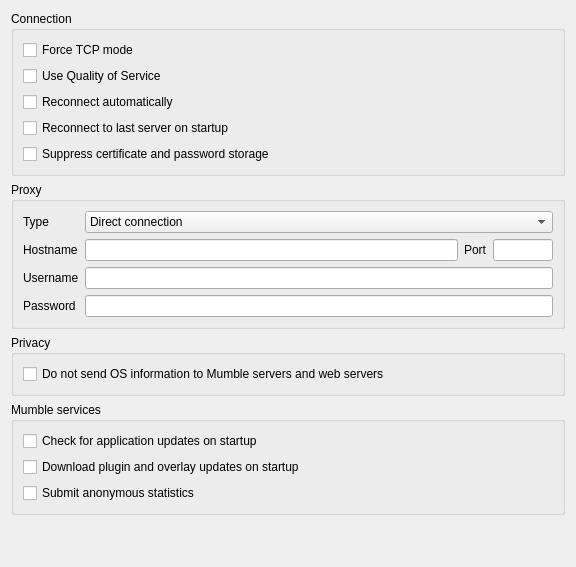
This is src/mumble/NetworkConfig.ui in mumble-voip/mumble as Qt 5 draws it before an edit. The edited form follows.
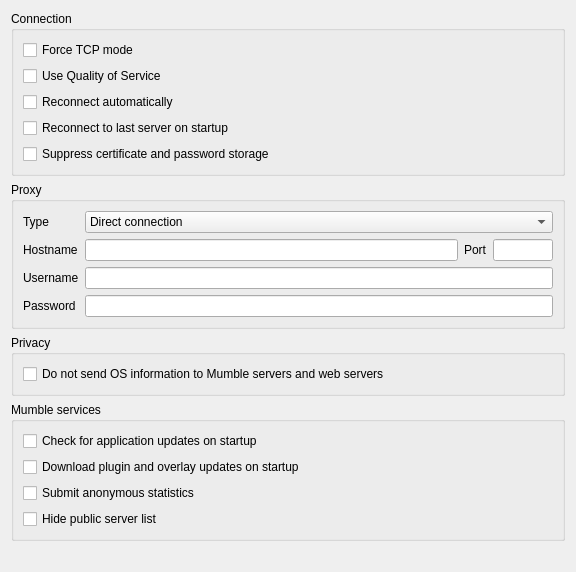
This is the edited form. Custom widgets are drawn as their Qt base class.

Commit message:
FEAT(settings): Allow disabling of the public server list
This commit makes it possible to hide the public server list from the connect dialog.
The setting's group was left to be "ui" for backwards compatibility (even though the
actual setting is part of the network settings in the UI).

Implements #4070

Patch:
```diff
--- a/src/mumble/NetworkConfig.ui
+++ b/src/mumble/NetworkConfig.ui
@@ -7,7 +7,7 @@
     <x>0</x>
     <y>0</y>
     <width>576</width>
-    <height>567</height>
+    <height>572</height>
    </rect>
   </property>
   <property name="windowTitle">
@@ -340,6 +340,19 @@
         </property>
        </widget>
       </item>
+      <item>
+       <widget class="QCheckBox" name="qcbDisablePublicList">
+        <property name="enabled">
+         <bool>true</bool>
+        </property>
+        <property name="toolTip">
+         <string>When toggled this hides the public server list from the connect dialog</string>
+        </property>
+        <property name="text">
+         <string>Hide public server list</string>
+        </property>
+       </widget>
+      </item>
      </layout>
     </widget>
    </item>
```
The commit also changes 4 other files.
